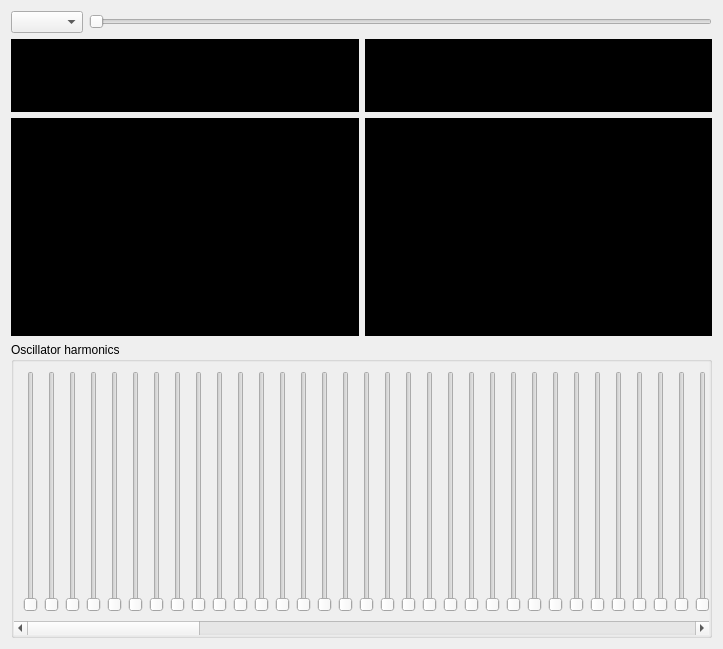
The window that src/NewUI/Oscil.ui (saidinesh5/ZynAddSubFX) describes before a commit, drawn with Qt 5.
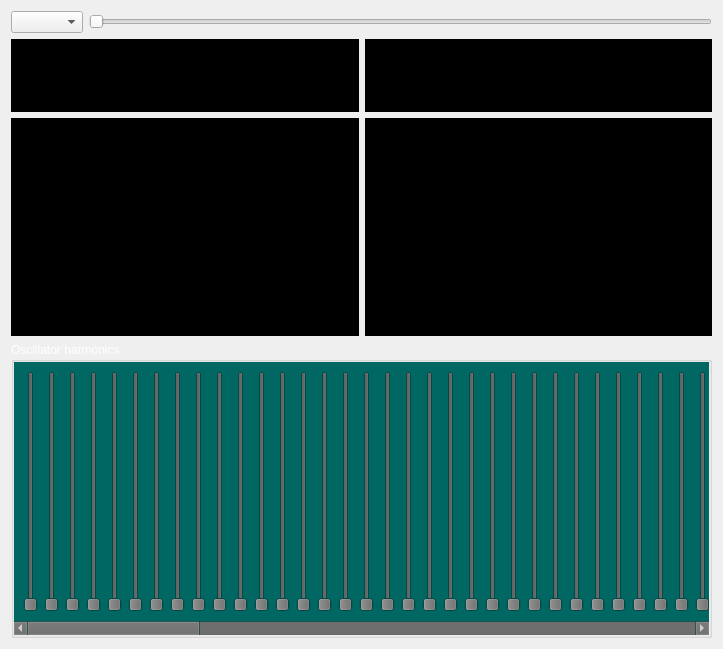
The same window after the commit. Custom widgets are drawn as their Qt base class.

Commit message: New colors, inspired by the old fltk gui

What changed in the file:
```diff
--- a/src/NewUI/Oscil.ui
+++ b/src/NewUI/Oscil.ui
@@ -427,7 +427,421 @@
    </item>
    <item>
     <widget class="GroupBox" name="groupBox">
-     <property name="title">
+     <property name="palette">
+       <palette>
+        <active>
+         <colorrole role="WindowText">
+          <brush brushstyle="SolidPattern">
+           <color alpha="255">
+            <red>255</red>
+            <green>255</green>
+            <blue>255</blue>
+           </color>
+          </brush>
+         </colorrole>
+         <colorrole role="Button">
+          <brush brushstyle="SolidPattern">
+           <color alpha="255">
+            <red>103</red>
+            <green>103</green>
+            <blue>103</blue>
+           </color>
+          </brush>
+         </colorrole>
+         <colorrole role="Light">
+          <brush brushstyle="SolidPattern">
+           <color alpha="255">
+            <red>0</red>
+            <green>90</green>
+            <blue>180</blue>
+           </color>
+          </brush>
+         </colorrole>
+         <colorrole role="Midlight">
+          <brush brushstyle="SolidPattern">
+           <color alpha="255">
+            <red>0</red>
+            <green>129</green>
+            <blue>124</blue>
+           </color>
+          </brush>
+         </colorrole>
+         <colorrole role="Dark">
+          <brush brushstyle="SolidPattern">
+           <color alpha="255">
+            <red>0</red>
+            <green>51</green>
+            <blue>49</blue>
+           </color>
+          </brush>
+         </colorrole>
+         <colorrole role="Mid">
+          <brush brushstyle="SolidPattern">
+           <color alpha="255">
+            <red>0</red>
+            <green>68</green>
+            <blue>66</blue>
+           </color>
+          </brush>
+         </colorrole>
+         <colorrole role="Text">
+          <brush brushstyle="SolidPattern">
+           <color alpha="255">
+            <red>255</red>
+            <green>255</green>
+            <blue>255</blue>
+           </color>
+          </brush>
+         </colorrole>
+         <colorrole role="BrightText">
+          <brush brushstyle="SolidPattern">
+           <color alpha="255">
+            <red>255</red>
+            <green>255</green>
+            <blue>255</blue>
+           </color>
+          </brush>
+         </colorrole>
+         <colorrole role="ButtonText">
+          <brush brushstyle="SolidPattern">
+           <color alpha="255">
+            <red>255</red>
+            <green>255</green>
+            <blue>255</blue>
+           </color>
+          </brush>
+         </colorrole>
+         <colorrole role="Base">
+          <brush brushstyle="SolidPattern">
+           <color alpha="255">
+            <red>0</red>
+            <green>0</green>
+            <blue>0</blue>
+           </color>
+          </brush>
+         </colorrole>
+         <colorrole role="Window">
+          <brush brushstyle="SolidPattern">
+           <color alpha="255">
+            <red>0</red>
+            <green>103</green>
+            <blue>99</blue>
+           </color>
+          </brush>
+         </colorrole>
+         <colorrole role="Shadow">
+          <brush brushstyle="SolidPattern">
+           <color alpha="255">
+            <red>0</red>
+            <green>0</green>
+            <blue>0</blue>
+           </color>
+          </brush>
+         </colorrole>
+         <colorrole role="AlternateBase">
+          <brush brushstyle="SolidPattern">
+           <color alpha="255">
+            <red>0</red>
+            <green>51</green>
+            <blue>49</blue>
+           </color>
+          </brush>
+         </colorrole>
+         <colorrole role="ToolTipBase">
+          <brush brushstyle="SolidPattern">
+           <color alpha="255">
+            <red>255</red>
+            <green>255</green>
+            <blue>220</blue>
+           </color>
+          </brush>
+         </colorrole>
+         <colorrole role="ToolTipText">
+          <brush brushstyle="SolidPattern">
+           <color alpha="255">
+            <red>0</red>
+            <green>0</green>
+            <blue>0</blue>
+           </color>
+          </brush>
+         </colorrole>
+        </active>
+        <inactive>
+         <colorrole role="WindowText">
+          <brush brushstyle="SolidPattern">
+           <color alpha="255">
+            <red>255</red>
+            <green>255</green>
+            <blue>255</blue>
+           </color>
+          </brush>
+         </colorrole>
+         <colorrole role="Button">
+          <brush brushstyle="SolidPattern">
+           <color alpha="255">
+            <red>103</red>
+            <green>103</green>
+            <blue>103</blue>
+           </color>
+          </brush>
+         </colorrole>
+         <colorrole role="Light">
+          <brush brushstyle="SolidPattern">
+           <color alpha="255">
+            <red>0</red>
+            <green>90</green>
+            <blue>180</blue>
+           </color>
+          </brush>
+         </colorrole>
+         <colorrole role="Midlight">
+          <brush brushstyle="SolidPattern">
+           <color alpha="255">
+            <red>0</red>
+            <green>129</green>
+            <blue>124</blue>
+           </color>
+          </brush>
+         </colorrole>
+         <colorrole role="Dark">
+          <brush brushstyle="SolidPattern">
+           <color alpha="255">
+            <red>0</red>
+            <green>51</green>
+            <blue>49</blue>
+           </color>
+          </brush>
+         </colorrole>
+         <colorrole role="Mid">
+          <brush brushstyle="SolidPattern">
+           <color alpha="255">
+            <red>0</red>
+            <green>68</green>
+            <blue>66</blue>
+           </color>
+          </brush>
+         </colorrole>
+         <colorrole role="Text">
+          <brush brushstyle="SolidPattern">
+           <color alpha="255">
+            <red>255</red>
+            <green>255</green>
+            <blue>255</blue>
+           </color>
+          </brush>
+         </colorrole>
+         <colorrole role="BrightText">
+          <brush brushstyle="SolidPattern">
+           <color alpha="255">
+            <red>255</red>
+            <green>255</green>
+            <blue>255</blue>
+           </color>
+          </brush>
+         </colorrole>
+         <colorrole role="ButtonText">
+          <brush brushstyle="SolidPattern">
+           <color alpha="255">
+            <red>255</red>
+            <green>255</green>
+            <blue>255</blue>
+           </color>
+          </brush>
+         </colorrole>
+         <colorrole role="Base">
+          <brush brushstyle="SolidPattern">
+           <color alpha="255">
+            <red>0</red>
+            <green>0</green>
+            <blue>0</blue>
+           </color>
+          </brush>
+         </colorrole>
+         <colorrole role="Window">
+          <brush brushstyle="SolidPattern">
+           <color alpha="255">
+            <red>0</red>
+            <green>103</green>
+            <blue>99</blue>
+           </color>
+          </brush>
+         </colorrole>
+         <colorrole role="Shadow">
+          <brush brushstyle="SolidPattern">
+           <color alpha="255">
+            <red>0</red>
+            <green>0</green>
+            <blue>0</blue>
+           </color>
+          </brush>
+         </colorrole>
+         <colorrole role="AlternateBase">
+          <brush brushstyle="SolidPattern">
+           <color alpha="255">
+            <red>0</red>
+            <green>51</green>
+            <blue>49</blue>
+           </color>
+          </brush>
+         </colorrole>
+         <colorrole role="ToolTipBase">
+          <brush brushstyle="SolidPattern">
+           <color alpha="255">
+            <red>255</red>
+            <green>255</green>
+            <blue>220</blue>
+           </color>
+          </brush>
+         </colorrole>
+         <colorrole role="ToolTipText">
+          <brush brushstyle="SolidPattern">
+           <color alpha="255">
+            <red>0</red>
+            <green>0</green>
+            <blue>0</blue>
+           </color>
+          </brush>
+         </colorrole>
+        </inactive>
+        <disabled>
+         <colorrole role="WindowText">
+          <brush brushstyle="SolidPattern">
+           <color alpha="255">
+            <red>0</red>
+            <green>51</green>
+            <blue>49</blue>
+           </color>
+          </brush>
+         </colorrole>
+         <colorrole role="Button">
+          <brush brushstyle="SolidPattern">
+           <color alpha="255">
+            <red>103</red>
+            <green>103</green>
+            <blue>103</blue>
+           </color>
+          </brush>
+         </colorrole>
+         <colorrole role="Light">
+          <brush brushstyle="SolidPattern">
+           <color alpha="255">
+            <red>0</red>
+            <green>90</green>
+            <blue>180</blue>
+           </color>
+          </brush>
+         </colorrole>
+         <colorrole role="Midlight">
+          <brush brushstyle="SolidPattern">
+           <color alpha="255">
+            <red>0</red>
+            <green>129</green>
+            <blue>124</blue>
+           </color>
+          </brush>
+         </colorrole>
+         <colorrole role="Dark">
+          <brush brushstyle="SolidPattern">
+           <color alpha="255">
+            <red>0</red>
+            <green>51</green>
+            <blue>49</blue>
+           </color>
+          </brush>
+         </colorrole>
+         <colorrole role="Mid">
+          <brush brushstyle="SolidPattern">
+           <color alpha="255">
+            <red>0</red>
+            <green>68</green>
+            <blue>66</blue>
+           </color>
+          </brush>
+         </colorrole>
+         <colorrole role="Text">
+          <brush brushstyle="SolidPattern">
+           <color alpha="255">
+            <red>0</red>
+            <green>51</green>
+            <blue>49</blue>
+           </color>
+          </brush>
+         </colorrole>
+         <colorrole role="BrightText">
+          <brush brushstyle="SolidPattern">
+           <color alpha="255">
+            <red>255</red>
+            <green>255</green>
+            <blue>255</blue>
+           </color>
+          </brush>
+         </colorrole>
+         <colorrole role="ButtonText">
+          <brush brushstyle="SolidPattern">
+           <color alpha="255">
+            <red>0</red>
+            <green>51</green>
+            <blue>49</blue>
+           </color>
+          </brush>
+         </colorrole>
+         <colorrole role="Base">
+          <brush brushstyle="SolidPattern">
+           <color alpha="255">
+            <red>0</red>
+            <green>103</green>
+            <blue>99</blue>
+           </color>
+          </brush>
+         </colorrole>
+         <colorrole role="Window">
+          <brush brushstyle="SolidPattern">
+           <color alpha="255">
+            <red>0</red>
+            <green>103</green>
+            <blue>99</blue>
+           </color>
+          </brush>
+         </colorrole>
+         <colorrole role="Shadow">
+          <brush brushstyle="SolidPattern">
+           <color alpha="255">
+            <red>0</red>
+            <green>0</green>
+            <blue>0</blue>
+           </color>
+          </brush>
+         </colorrole>
+         <colorrole role="AlternateBase">
+          <brush brushstyle="SolidPattern">
+           <color alpha="255">
+            <red>0</red>
+            <green>103</green>
+            <blue>99</blue>
+           </color>
+          </brush>
+         </colorrole>
+         <colorrole role="ToolTipBase">
+          <brush brushstyle="SolidPattern">
+           <color alpha="255">
+            <red>255</red>
+            <green>255</green>
+            <blue>220</blue>
+           </color>
+          </brush>
+         </colorrole>
+         <colorrole role="ToolTipText">
+          <brush brushstyle="SolidPattern">
+           <color alpha="255">
+            <red>0</red>
+            <green>0</green>
+            <blue>0</blue>
+           </color>
+          </brush>
+         </colorrole>
+        </disabled>
+       </palette>
+      </property><property name="title">
       <string>Oscillator harmonics</string>
      </property>
      <layout class="QVBoxLayout" name="verticalLayout_2">
```
The commit also changes 5 other files.
